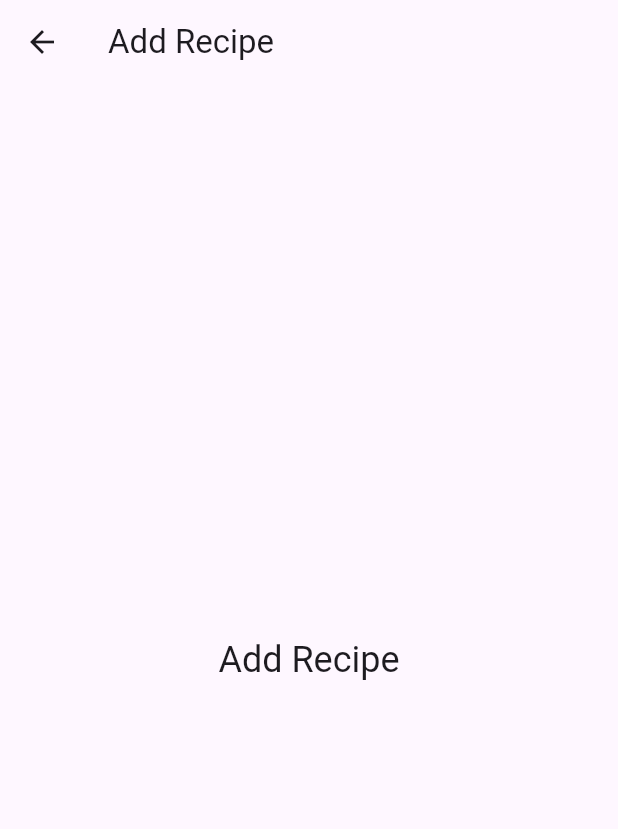
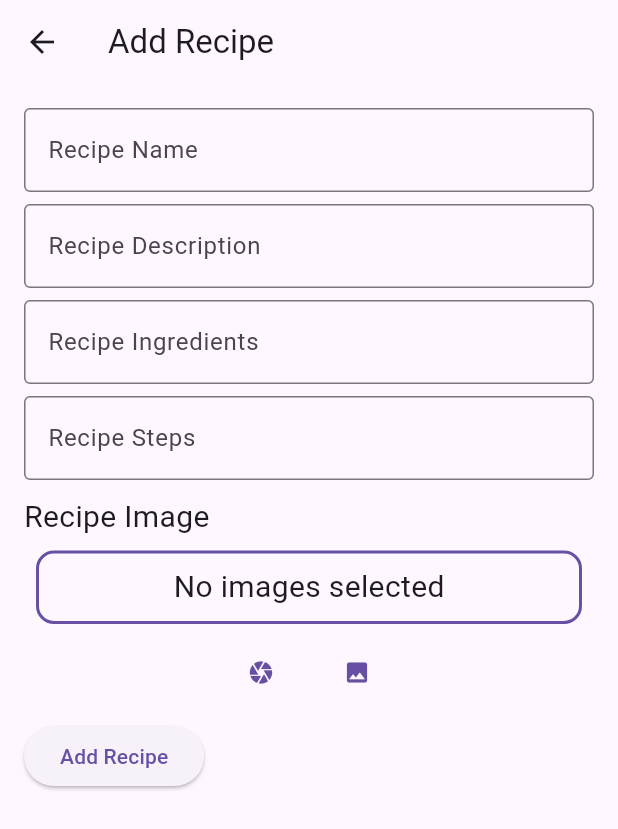
Before and after one commit to Chrisegbaaaibon/make_yum, a Flutter app: the HomeView screen opened by its route, after a tap on the "add" icon, on a phone screen of 412 x 824 dp. Shown: the top 829 px of the screen. Run offline on Flutter 3.47's test engine with Material 3 defaults, Android fonts, the phone set to English and light mode, and no system bars; our stand-ins replace image_picker.

Commit message:
add recipe view

```diff
--- a/lib/src/views/addreceipe_view.dart
+++ b/lib/src/views/addreceipe_view.dart
@@ -1,4 +1,5 @@
 import 'package:flutter/material.dart';
+import 'package:make_yum/src/widgets/imagepicker_widget.dart';
 
 class AddRecipeView extends StatelessWidget {
   const AddRecipeView({Key? key}) : super(key: key);
@@ -11,10 +12,50 @@ class AddRecipeView extends StatelessWidget {
       appBar: AppBar(
         title: const Text('Add Recipe'),
       ),
-      body: Center(
-        child: Text(
-          'Add Recipe',
-          style: Theme.of(context).textTheme.headlineSmall,
+      body: Padding(
+        padding: const EdgeInsets.all(16.0),
+        child: Column(
+          crossAxisAlignment: CrossAxisAlignment.start,
+          children: [
+            const TextField(
+              decoration: InputDecoration(
+                border: OutlineInputBorder(),
+                labelText: 'Recipe Name',
+              ),
+            ),
+            const SizedBox(height: 8.0),
+            const TextField(
+              decoration: InputDecoration(
+                border: OutlineInputBorder(),
+                labelText: 'Recipe Description',
+              ),
+            ),
+            const SizedBox(height: 8.0),
+            const TextField(
+              decoration: InputDecoration(
+                border: OutlineInputBorder(),
+                labelText: 'Recipe Ingredients',
+              ),
+            ),
+            const SizedBox(height: 8.0),
+            const TextField(
+              decoration: InputDecoration(
+                border: OutlineInputBorder(),
+                labelText: 'Recipe Steps',
+              ),
+            ),
+            //TODO: Add image picker
+            const SizedBox(height: 10.0),
+            const Text('Recipe Image', style: TextStyle(fontSize: 20.0)),
+            const ImagePickerWidget(),
+            const SizedBox(height: 8.0),
+            ElevatedButton(
+              onPressed: () {
+                //TODO: Add recipe to database;
+              },
+              child: const Text('Add Recipe'),
+            ),
+          ],
         ),
       ),
     );
--- a/lib/src/views/home_view.dart
+++ b/lib/src/views/home_view.dart
@@ -17,8 +17,8 @@ class _HomeViewState extends State<HomeView> {
   static final List<Widget> _widgetOptions = <Widget>[
     const GridViewBuilderView(),
     const SearchView(),
-    const ProfileView(),
     const CategoryView(),
+    const ProfileView()
   ];
 
   void _onItemTapped(int index) {
@@ -59,13 +59,13 @@ class _HomeViewState extends State<HomeView> {
             label: 'Search',
           ),
           BottomNavigationBarItem(
+            icon: Icon(Icons.category),
+            label: 'Categories',
+          ),
+          BottomNavigationBarItem(
             icon: Icon(Icons.account_circle),
             label: 'Profile',
-          ),
-          BottomNavigationBarItem(
-            icon: Icon(Icons.category_rounded),
-            label: 'Categories',
-          ),
+          )
         ],
         currentIndex: _selectedIndex,
         onTap: _onItemTapped,
--- /dev/null
+++ b/lib/src/widgets/imagepicker_widget.dart
@@ -0,0 +1,114 @@
+import 'dart:io';
+import 'package:flutter/material.dart';
+import 'package:image_picker/image_picker.dart';
+
+class ImagePickerWidget extends StatefulWidget {
+  const ImagePickerWidget({Key? key}) : super(key: key);
+
+  @override
+  State<ImagePickerWidget> createState() => _ImagePickerWidgetState();
+}
+
+class _ImagePickerWidgetState extends State<ImagePickerWidget> {
+  final ImagePicker _picker = ImagePicker();
+  List<XFile> _imageFiles = [];
+
+  Future<void> _pickImage(ImageSource source) async {
+    final List<XFile>? pickedFiles = await _picker.pickMultiImage();
+    if (pickedFiles != null && pickedFiles.isNotEmpty) {
+      setState(() {
+        _imageFiles.addAll(pickedFiles);
+      });
+    }
+  }
+
+  void _removeImage(int index) {
+    setState(() {
+      _imageFiles.removeAt(index);
+    });
+  }
+
+  Widget _buildImageList() {
+    if (_imageFiles.length > 3) {
+      return SingleChildScrollView(
+        scrollDirection: Axis.horizontal,
+        child: Row(children: _buildImageWidgets()),
+      );
+    } else {
+      return Row(
+        children: _buildImageWidgets(),
+        mainAxisAlignment: MainAxisAlignment.center,
+      );
+    }
+  }
+
+  List<Widget> _buildImageWidgets() {
+    if (_imageFiles.isEmpty) {
+      return [
+        const Text(
+          'No images selected',
+          style: TextStyle(fontSize: 20.0),
+        ),
+      ];
+    }
+    return _imageFiles
+        .asMap()
+        .map((index, file) => MapEntry(
+              index,
+              Padding(
+                padding: const EdgeInsets.all(5.0),
+                child: Stack(
+                  alignment: Alignment.topRight,
+                  children: [
+                    //Add a condition if there are images or display 'No images selected'
+                    Image.file(
+                      File(file.path),
+                      width: 100,
+                      height: 100,
+                      fit: BoxFit.cover,
+                    ),
+                    IconButton(
+                      icon: const Icon(Icons.remove_circle, color: Colors.grey),
+                      onPressed: () => _removeImage(index),
+                    ),
+                  ],
+                ),
+              ),
+            ))
+        .values
+        .toList();
+  }
+
+  @override
+  Widget build(BuildContext context) {
+    return Column(
+      children: [
+        Container(
+          decoration: BoxDecoration(
+            border: Border.all(
+              color: Theme.of(context).colorScheme.primary,
+              width: 2,
+            ),
+            borderRadius: BorderRadius.circular(12),
+          ),
+          padding: const EdgeInsets.all(8.0),
+          margin: const EdgeInsets.all(8.0),
+          child: _buildImageList(),
+        ),
+        Row(
+          mainAxisAlignment: MainAxisAlignment.center,
+          children: [
+            TextButton(
+              onPressed: () => _pickImage(ImageSource.camera),
+              child: const Icon(Icons.camera),
+            ),
+            TextButton(
+              onPressed: () => _pickImage(ImageSource.gallery),
+              child: const Icon(Icons.image),
+            ),
+          ],
+        ),
+      ],
+    );
+  }
+}
--- a/pubspec.yaml
+++ b/pubspec.yaml
@@ -30,6 +30,7 @@ environment:
 dependencies:
   flutter:
     sdk: flutter
+  image_picker: ^1.0.5
 
   # The following adds the Cupertino Icons font to your application.
   # Use with the CupertinoIcons class for iOS style icons.
```
Also changed, not shown: assets/images/onboarding1.jpg, pubspec.lock, 5 other files.
